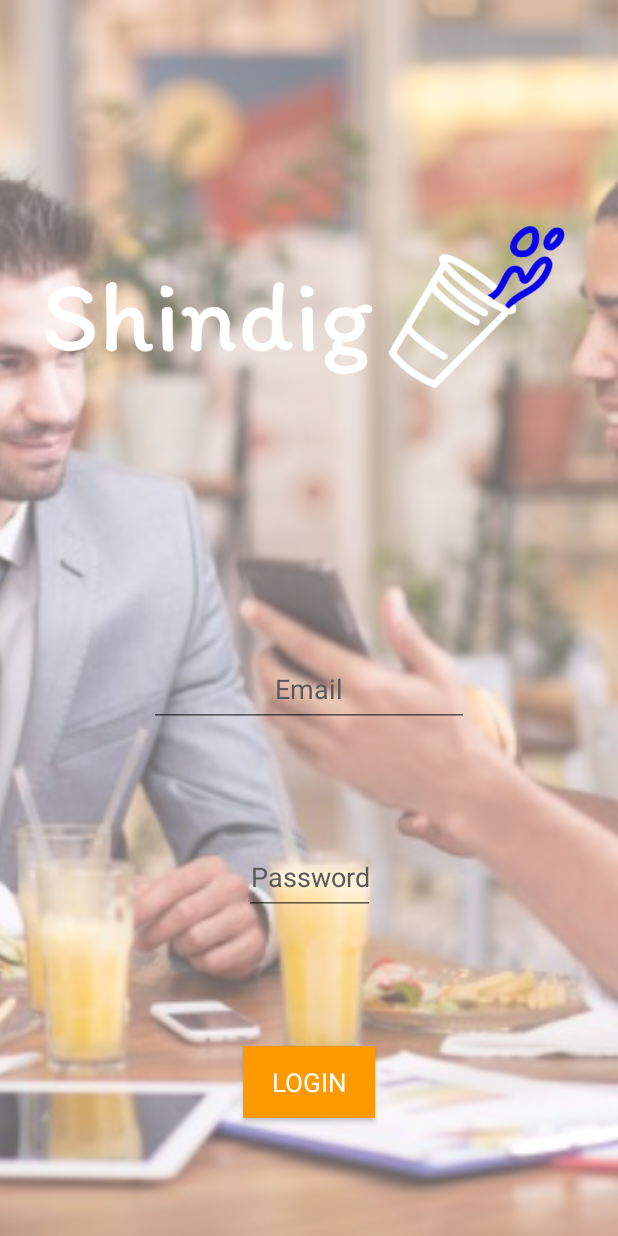
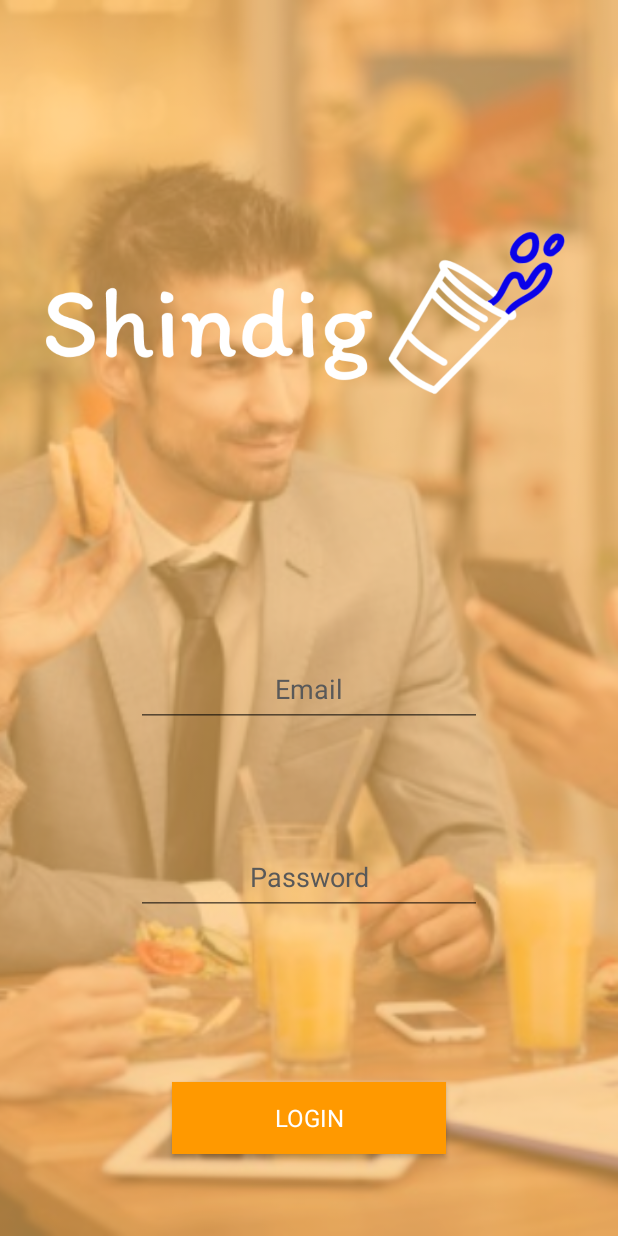
Before and after one commit to Nikita-Elkin/Shindig, an Android app: the screen it shows after launch (MainActivity), on a phone screen of 412 x 824 dp. Run offline under Robolectric (Android 15) with nearby library versions, the phone set to English and light mode, and no system bars.

Commit message:
Fixed textedits

```diff
--- a/app/src/main/res/layout/main_login.xml
+++ b/app/src/main/res/layout/main_login.xml
@@ -6,10 +6,10 @@
     android:layout_width="match_parent"
     android:layout_height="match_parent"
     android:background="@color/white"
-    tools:layout_editor_absoluteY="25dp"
     android:clickable="true"
     android:focusable="true"
-    android:focusableInTouchMode="true">
+    android:focusableInTouchMode="true"
+    tools:layout_editor_absoluteY="25dp">
 
 
     <ImageView
@@ -17,7 +17,7 @@
         android:layout_width="0dp"
         android:layout_height="0dp"
         android:alpha=".6"
-        android:paddingRight="300dp"
+        android:foreground="@color/light_orange"
         android:scaleType="centerCrop"
         app:layout_constraintBottom_toBottomOf="parent"
         app:layout_constraintEnd_toEndOf="parent"
@@ -31,6 +31,7 @@
         android:id="@+id/shindigLogo"
         android:layout_width="0dp"
         android:layout_height="0dp"
+        android:layout_marginTop="8dp"
         android:paddingEnd="20dp"
         android:paddingLeft="0dp"
         android:paddingRight="20dp"
@@ -45,7 +46,7 @@
     <EditText
         android:id="@+id/emailEditText"
         style="@style/Widget.AppCompat.EditText"
-        android:layout_width="wrap_content"
+        android:layout_width="0dp"
         android:layout_height="wrap_content"
         android:layout_marginEnd="8dp"
         android:layout_marginLeft="8dp"
@@ -59,15 +60,15 @@
         android:paddingBottom="13dp"
         android:textColorHint="@color/grey_hint"
         app:layout_constraintBottom_toTopOf="@+id/passwordEditText"
-        app:layout_constraintEnd_toEndOf="parent"
-        app:layout_constraintHorizontal_bias="0.5"
-        app:layout_constraintStart_toStartOf="parent"
+        app:layout_constraintEnd_toStartOf="@+id/rightGuide"
+        app:layout_constraintHorizontal_bias="0.4"
+        app:layout_constraintStart_toStartOf="@+id/leftGuide"
         app:layout_constraintTop_toBottomOf="@+id/shindigLogo"
         app:layout_constraintVertical_chainStyle="spread_inside" />
 
     <EditText
         android:id="@+id/passwordEditText"
-        android:layout_width="wrap_content"
+        android:layout_width="0dp"
         android:layout_height="wrap_content"
         android:layout_marginBottom="8dp"
         android:layout_marginEnd="8dp"
@@ -80,30 +81,31 @@
         android:paddingBottom="13dp"
         android:textColorHint="@color/grey_hint"
         app:layout_constraintBottom_toTopOf="@+id/bottomGuide"
-        app:layout_constraintEnd_toEndOf="parent"
+        app:layout_constraintEnd_toStartOf="@+id/rightGuide"
         app:layout_constraintHorizontal_bias="0.5"
-        app:layout_constraintStart_toStartOf="parent"
+        app:layout_constraintStart_toStartOf="@+id/leftGuide"
         app:layout_constraintTop_toBottomOf="@+id/emailEditText" />
 
     <Button
         android:id="@+id/button"
-        android:layout_width="wrap_content"
+        android:layout_width="0dp"
         android:layout_height="wrap_content"
-        android:layout_marginBottom="8dp"
-        android:layout_marginEnd="8dp"
-        android:layout_marginLeft="8dp"
-        android:layout_marginRight="8dp"
-        android:layout_marginStart="8dp"
-        android:layout_marginTop="8dp"
+        android:layout_marginBottom="16dp"
+        android:layout_marginEnd="32dp"
+        android:layout_marginLeft="32dp"
+        android:layout_marginRight="32dp"
+        android:layout_marginStart="32dp"
+        android:layout_marginTop="64dp"
         android:background="@color/orange"
-        app:fontFamily="sans-serif"
         android:text="@string/login_submit"
         android:textColor="@color/white"
-        android:textSize="17sp"
+        android:textSize="16sp"
+        app:fontFamily="sans-serif"
         app:layout_constraintBottom_toBottomOf="parent"
-        app:layout_constraintEnd_toEndOf="parent"
-        app:layout_constraintStart_toStartOf="parent"
-        app:layout_constraintTop_toTopOf="@+id/bottomGuide" />
+        app:layout_constraintEnd_toStartOf="@+id/rightGuide"
+        app:layout_constraintStart_toStartOf="@+id/leftGuide"
+        app:layout_constraintTop_toTopOf="@+id/bottomGuide"
+        />
 
     <android.support.constraint.Guideline
         android:id="@+id/bottomGuide"
@@ -121,5 +123,20 @@
         android:visibility="visible"
         app:layout_constraintGuide_percent="0.52" />
 
+    <android.support.constraint.Guideline
+        android:id="@+id/leftGuide"
+        android:layout_width="wrap_content"
+        android:layout_height="wrap_content"
+        android:orientation="vertical"
+        android:visibility="visible"
+        app:layout_constraintGuide_percent="0.20" />
+
+    <android.support.constraint.Guideline
+        android:id="@+id/rightGuide"
+        android:layout_width="wrap_content"
+        android:layout_height="wrap_content"
+        android:orientation="vertical"
+        app:layout_constraintGuide_percent="0.8" />
+
 
 </android.support.constraint.ConstraintLayout>
```
